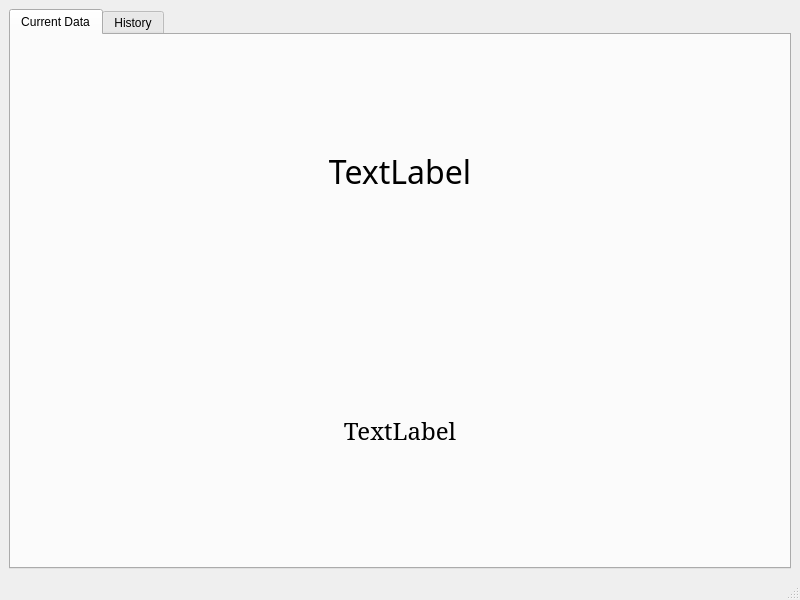
Above: handson_embedded_qt/ch07-BigProject/mainwindow.ui from saibi/qt before the change. Below: the same form after it.
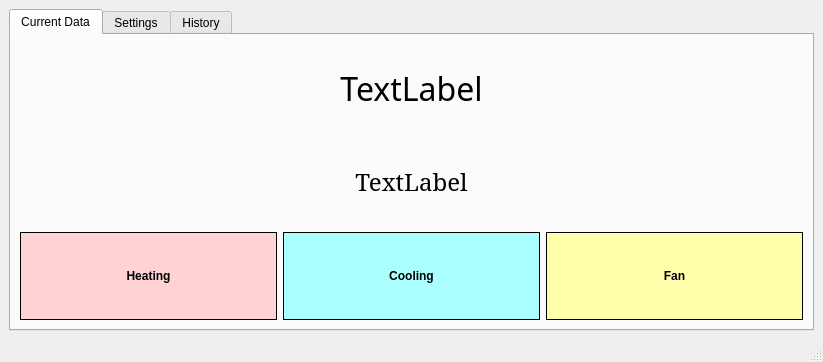
That is the form after the change. The open tabs and pages were chosen to show the change. Custom widgets are drawn as their Qt base class.

Diff of the .ui file:
```diff
--- a/handson_embedded_qt/ch07-BigProject/mainwindow.ui
+++ b/handson_embedded_qt/ch07-BigProject/mainwindow.ui
@@ -6,8 +6,8 @@
    <rect>
     <x>0</x>
     <y>0</y>
-    <width>800</width>
-    <height>600</height>
+    <width>823</width>
+    <height>362</height>
    </rect>
   </property>
   <property name="windowTitle">
@@ -57,6 +57,113 @@
           </property>
          </widget>
         </item>
+        <item>
+         <layout class="QHBoxLayout" name="horizontalLayout">
+          <item>
+           <widget class="QLabel" name="label_fanInd">
+            <property name="font">
+             <font>
+              <weight>75</weight>
+              <bold>true</bold>
+             </font>
+            </property>
+            <property name="styleSheet">
+             <string notr="true">*:enabled {
+background-color: rgb(255, 211, 212);
+}</string>
+            </property>
+            <property name="frameShape">
+             <enum>QFrame::Panel</enum>
+            </property>
+            <property name="text">
+             <string>Heating</string>
+            </property>
+            <property name="alignment">
+             <set>Qt::AlignCenter</set>
+            </property>
+           </widget>
+          </item>
+          <item>
+           <widget class="QLabel" name="label_coolingInd">
+            <property name="font">
+             <font>
+              <weight>75</weight>
+              <bold>true</bold>
+             </font>
+            </property>
+            <property name="styleSheet">
+             <string notr="true">*:enabled {
+background-color: rgb(170, 255, 255);
+}</string>
+            </property>
+            <property name="frameShape">
+             <enum>QFrame::Panel</enum>
+            </property>
+            <property name="text">
+             <string>Cooling</string>
+            </property>
+            <property name="alignment">
+             <set>Qt::AlignCenter</set>
+            </property>
+           </widget>
+          </item>
+          <item>
+           <widget class="QLabel" name="label_heatingInd">
+            <property name="font">
+             <font>
+              <weight>75</weight>
+              <bold>true</bold>
+             </font>
+            </property>
+            <property name="styleSheet">
+             <string notr="true">*:enabled {
+background-color: rgb(255, 255, 171);
+}</string>
+            </property>
+            <property name="frameShape">
+             <enum>QFrame::Panel</enum>
+            </property>
+            <property name="text">
+             <string>Fan</string>
+            </property>
+            <property name="alignment">
+             <set>Qt::AlignCenter</set>
+            </property>
+           </widget>
+          </item>
+         </layout>
+        </item>
+       </layout>
+      </widget>
+      <widget class="QWidget" name="settingsTab">
+       <attribute name="title">
+        <string>Settings</string>
+       </attribute>
+       <layout class="QVBoxLayout" name="verticalLayout_3">
+        <item>
+         <layout class="QFormLayout" name="formLayout">
+          <item row="0" column="0">
+           <widget class="QLabel" name="maxTemperatureLabel">
+            <property name="text">
+             <string>Max Temperature</string>
+            </property>
+           </widget>
+          </item>
+          <item row="0" column="1">
+           <widget class="QSpinBox" name="maxTemperatureSpinBox"/>
+          </item>
+          <item row="1" column="0">
+           <widget class="QLabel" name="minTemperatureLabel">
+            <property name="text">
+             <string>Min Temperature</string>
+            </property>
+           </widget>
+          </item>
+          <item row="1" column="1">
+           <widget class="QSpinBox" name="minTemperatureSpinBox"/>
+          </item>
+         </layout>
+        </item>
        </layout>
       </widget>
       <widget class="QWidget" name="historyTab">
```
Left out of the diff: 6 changed lines with no effect on the pictures.
